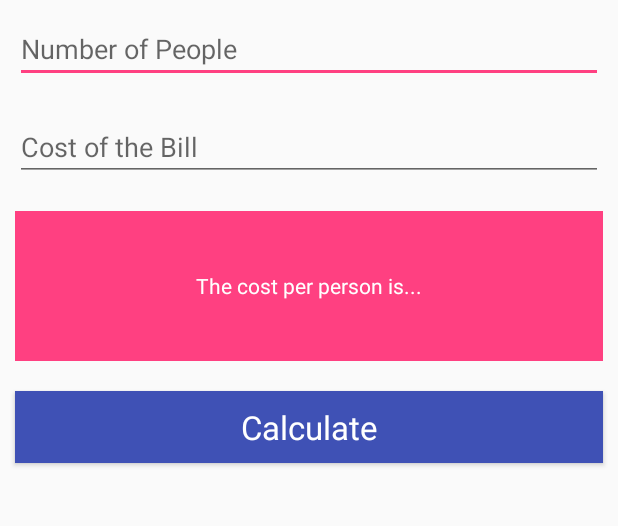
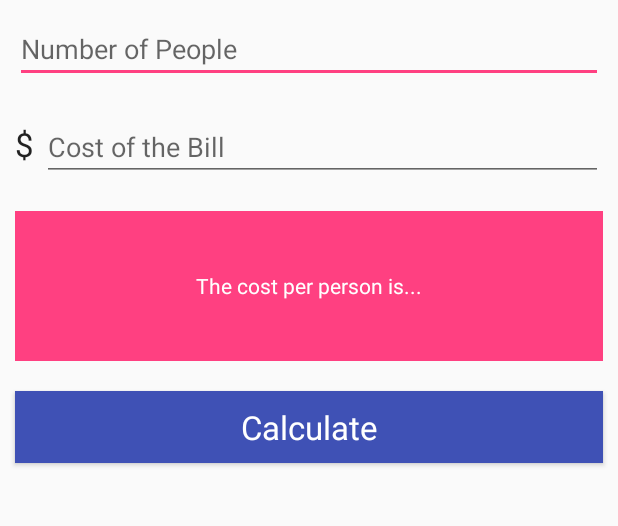
Before and after one commit to ngken84/AndroidUdemyBillCalculator, an Android app: the screen it shows after launch (MainActivity), on a phone screen of 412 x 824 dp, the part 174-700 px from its top. Run offline under Robolectric (Android 15) with nearby library versions, the phone set to English and light mode, and no system bars.

Commit message:
Implement the Calculator

```diff
--- a/app/src/main/java/joker/persona/ngrocken/androidudemybillcalculator/MainActivity.java
+++ b/app/src/main/java/joker/persona/ngrocken/androidudemybillcalculator/MainActivity.java
@@ -2,12 +2,61 @@ package joker.persona.ngrocken.androidudemybillcalculator;
 
 import android.support.v7.app.AppCompatActivity;
 import android.os.Bundle;
+import android.view.View;
+import android.widget.Button;
+import android.widget.EditText;
+import android.widget.TextView;
+
+import java.math.BigDecimal;
+import java.math.RoundingMode;
 
 public class MainActivity extends AppCompatActivity {
+
+    private EditText noOfPeopleEdtTxt;
+    private EditText costOfBillEdtTxt;
+    private TextView resultTxtView;
+    private Button calculateBtn;
 
     @Override
     protected void onCreate(Bundle savedInstanceState) {
         super.onCreate(savedInstanceState);
         setContentView(R.layout.activity_main);
+
+        setUpViews();
+
+        calculateBtn.setOnClickListener(new View.OnClickListener() {
+            @Override
+            public void onClick(View view) {
+                try {
+                    String strPeople = noOfPeopleEdtTxt.getText().toString();
+                    int peopleCount = Integer.parseInt(strPeople);
+
+                    String strCost = costOfBillEdtTxt.getText().toString();
+                    double cost = Double.parseDouble(strCost);
+
+                    resultTxtView.setText("The cost per person is $" + calculateBill(peopleCount, cost));
+
+                } catch (Exception ex) {
+
+                }
+
+            }
+        });
+    }
+
+    private void setUpViews() {
+        noOfPeopleEdtTxt = findViewById(R.id.main_edit_no_of_people);
+        costOfBillEdtTxt = findViewById(R.id.main_edit_bill_cost);
+
+        resultTxtView = findViewById(R.id.main_txt_result);
+        calculateBtn = findViewById(R.id.main_btn_calc);
+
+    }
+
+    private double calculateBill(int memberCount, double bill) {
+        BigDecimal decimal = new BigDecimal(bill/memberCount);
+        decimal = decimal.setScale(2, RoundingMode.UP);
+        return decimal.doubleValue();
+
     }
 }
--- a/app/src/main/res/layout/activity_main.xml
+++ b/app/src/main/res/layout/activity_main.xml
@@ -18,15 +18,31 @@
         android:layout_width="match_parent"
         android:layout_height="wrap_content"
         android:layout_margin="10dp"
+        android:inputType="number"
         android:hint="Number of People"
         android:id="@+id/main_edit_no_of_people"/>
 
-    <EditText
+    <LinearLayout
         android:layout_width="match_parent"
         android:layout_height="wrap_content"
-        android:layout_margin="10dp"
-        android:hint="Cost of the Bill"
-        android:id="@+id/main_edit_bill_cost"/>
+        android:layout_margin="10dp">
+
+        <TextView
+            android:layout_width="wrap_content"
+            android:layout_height="wrap_content"
+            android:textAppearance="?android:textAppearanceLarge"
+            android:paddingRight="5dp"
+            android:text="$" />
+
+        <EditText
+            android:layout_width="match_parent"
+            android:layout_height="wrap_content"
+            android:hint="Cost of the Bill"
+            android:inputType="numberDecimal"
+            android:id="@+id/main_edit_bill_cost"/>
+
+
+    </LinearLayout>
 
     <TextView
         android:layout_width="match_parent"
```
